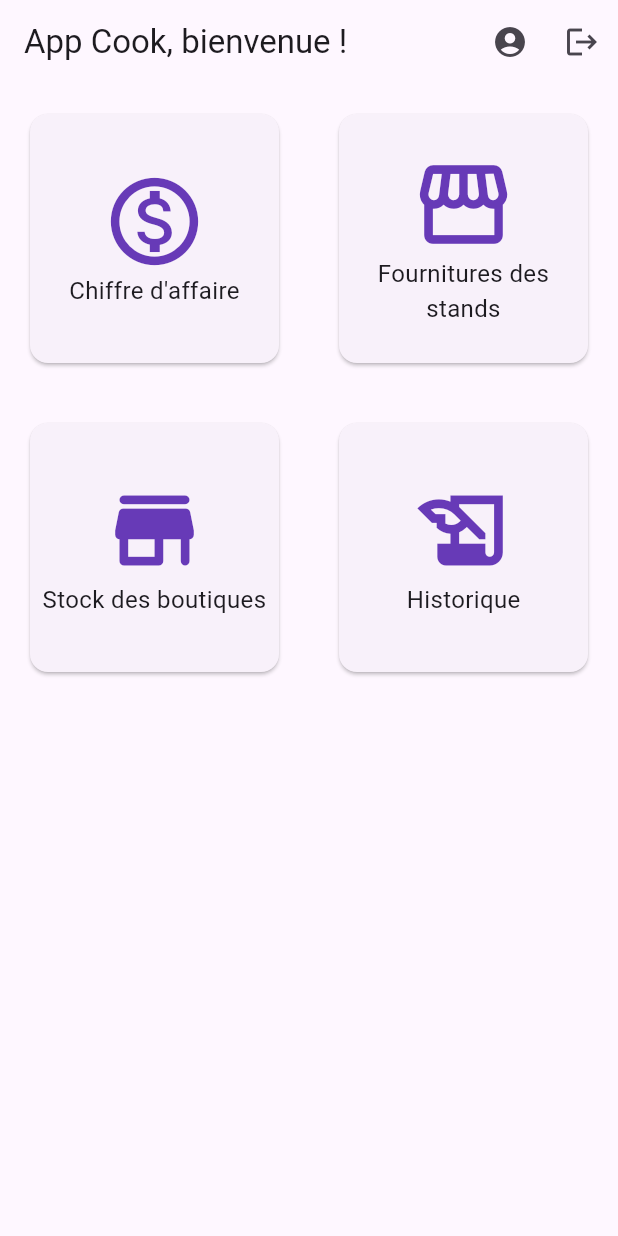
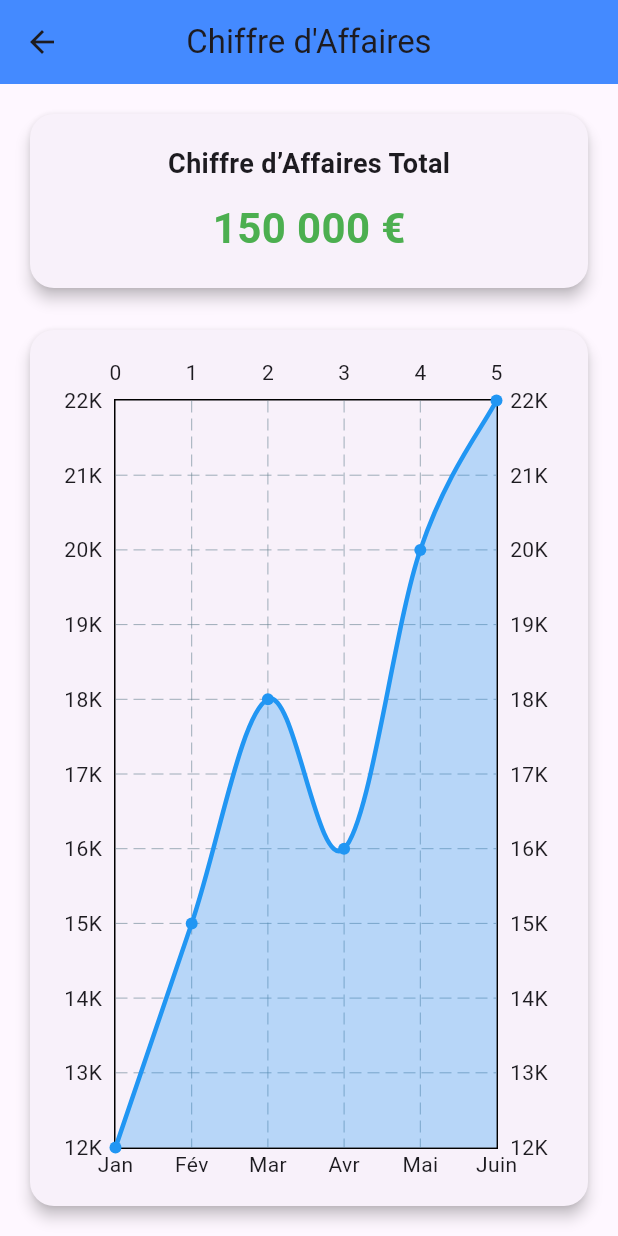
Before and after one commit to Web82-Thom/gestionFournitures, a Flutter app: the screen it shows once a user with an empty profile is signed in, after a tap on "Chiffre d'affaire", on a phone screen of 412 x 824 dp. Run offline on Flutter 3.47's test engine with Material 3 defaults, Android fonts, the phone set to English and light mode, and no system bars; drawn by our look-alikes of fl_chart; our stand-ins replace cloud_firestore, firebase_auth, firebase_core; accounts and stored records are empty.

Commit message:
create page chiffre affaire with graph fictional

```diff
--- /dev/null
+++ b/lib/pages/chiffre_affaire.dart
@@ -0,0 +1,112 @@
+import 'package:flutter/material.dart';
+import 'package:fl_chart/fl_chart.dart';
+
+class ChiffreAffairePage extends StatelessWidget {
+  const ChiffreAffairePage({super.key});
+
+  @override
+  Widget build(BuildContext context) {
+    return Scaffold(
+      appBar: AppBar(
+        title: const Text("Chiffre d'Affaires"),
+        backgroundColor: Colors.blueAccent,
+        centerTitle: true,
+      ),
+      body: Padding(
+        padding: const EdgeInsets.all(16.0),
+        child: Column(
+          children: [
+            // Carte du chiffre d'affaire total
+            Card(
+              elevation: 4,
+              shape: RoundedRectangleBorder(
+                borderRadius: BorderRadius.circular(16),
+              ),
+              child: Container(
+                padding: const EdgeInsets.all(20),
+                width: double.infinity,
+                child: Column(
+                  children: const [
+                    Text(
+                      "Chiffre d’Affaires Total",
+                      style: TextStyle(fontSize: 18, fontWeight: FontWeight.bold),
+                    ),
+                    SizedBox(height: 10),
+                    Text(
+                      "150 000 €",
+                      style: TextStyle(fontSize: 28, color: Colors.green, fontWeight: FontWeight.bold),
+                    ),
+                  ],
+                ),
+              ),
+            ),
+
+            const SizedBox(height: 20),
+
+            // Graphique
+            Expanded(
+              child: Card(
+                elevation: 4,
+                shape: RoundedRectangleBorder(
+                  borderRadius: BorderRadius.circular(16),
+                ),
+                child: Padding(
+                  padding: const EdgeInsets.all(16),
+                  child: LineChart(
+                    LineChartData(
+                      gridData: FlGridData(show: true),
+                      titlesData: FlTitlesData(
+                        leftTitles: AxisTitles(
+                          sideTitles: SideTitles(showTitles: true, reservedSize: 40),
+                        ),
+                        bottomTitles: AxisTitles(
+                          sideTitles: SideTitles(
+                            showTitles: true,
+                            getTitlesWidget: (value, meta) {
+                              switch (value.toInt()) {
+                                case 0:
+                                  return const Text("Jan");
+                                case 1:
+                                  return const Text("Fév");
+                                case 2:
+                                  return const Text("Mar");
+                                case 3:
+                                  return const Text("Avr");
+                                case 4:
+                                  return const Text("Mai");
+                                case 5:
+                                  return const Text("Juin");
+                              }
+                              return const Text("");
+                            },
+                          ),
+                        ),
+                      ),
+                      borderData: FlBorderData(show: true),
+                      lineBarsData: [
+                        LineChartBarData(
+                          spots: const [
+                            FlSpot(0, 12000),
+                            FlSpot(1, 15000),
+                            FlSpot(2, 18000),
+                            FlSpot(3, 16000),
+                            FlSpot(4, 20000),
+                            FlSpot(5, 22000),
+                          ],
+                          isCurved: true,
+                          color: Colors.blue,
+                          barWidth: 3,
+                          belowBarData: BarAreaData(show: true, color: Colors.blue.withOpacity(0.3)),
+                        ),
+                      ],
+                    ),
+                  ),
+                ),
+              ),
+            ),
+          ],
+        ),
+      ),
+    );
+  }
+}
--- a/lib/pages/home_page.dart
+++ b/lib/pages/home_page.dart
@@ -1,6 +1,7 @@
 import 'package:cloud_firestore/cloud_firestore.dart';
 import 'package:firebase_auth/firebase_auth.dart';
 import 'package:flutter/material.dart';
+import 'package:gestion_fournitures/pages/chiffre_affaire.dart';
 import 'package:gestion_fournitures/pages/edit_profile_page.dart';
 
 class HomePage extends StatefulWidget {
@@ -53,7 +54,7 @@
           margin: EdgeInsets.all(20),
           child: InkWell(
             onTap: () {
-              // Navigator.push(context, MaterialPageRoute(builder: (context) => SomePage()));
+              Navigator.push(context, MaterialPageRoute(builder: (context) => ChiffreAffairePage()));
             },
             child: Center(
               child: Column(
--- a/pubspec.yaml
+++ b/pubspec.yaml
@@ -36,6 +36,7 @@
   flutterfire_cli: ^1.3.1
   firebase_storage: ^13.0.2
   cloud_firestore: ^6.0.2
+  fl_chart: ^1.1.1
 
 dev_dependencies:
   flutter_test:
```
Also changed, not shown: pubspec.lock.
